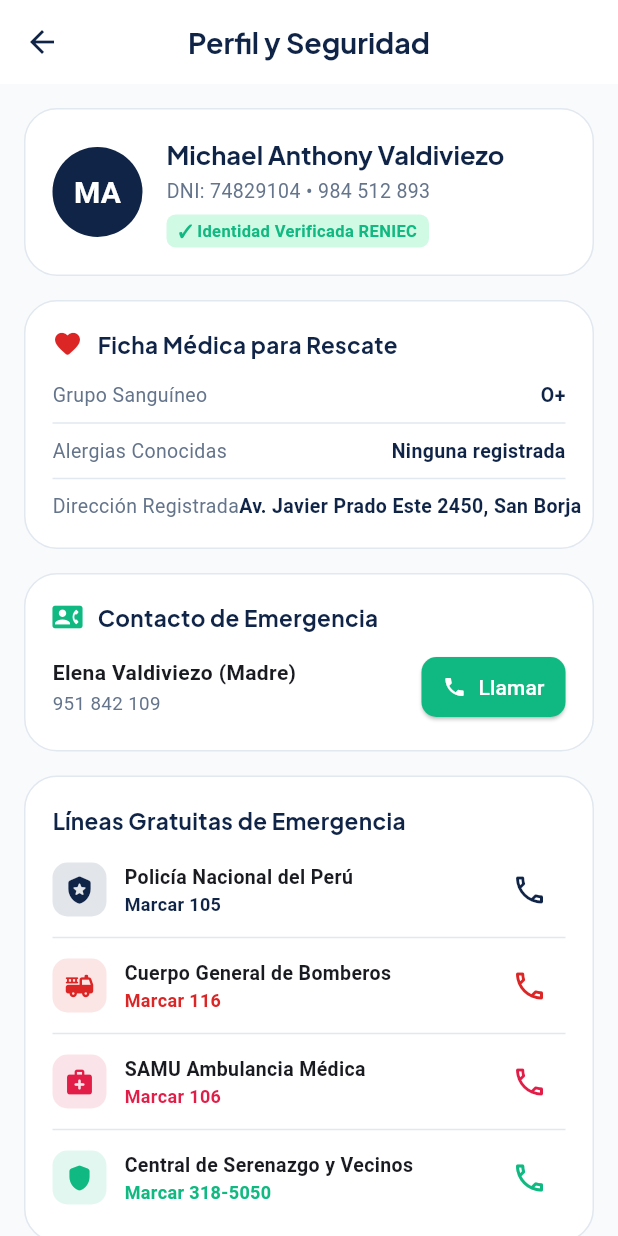
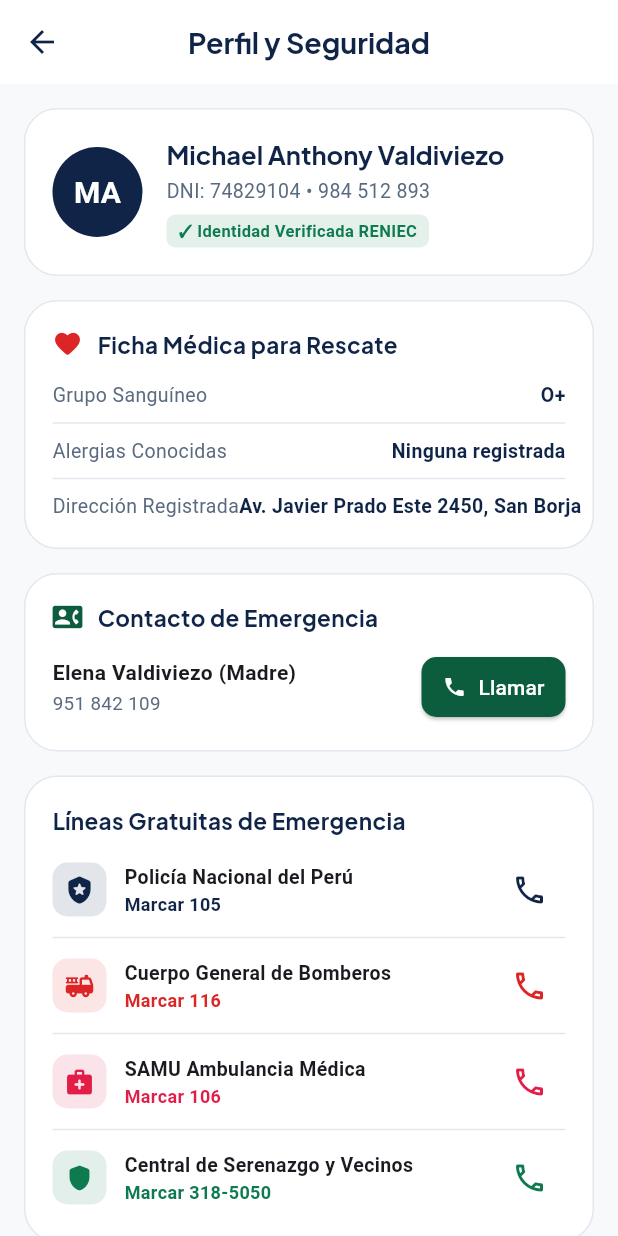
Before and after one commit to VMichael1999/Securia, a Flutter app: the CitizenProfileView screen opened directly, on a phone screen of 412 x 824 dp. Run offline on Flutter 3.47's test engine with Material 3 defaults, Android fonts, the phone set to English and light mode, and no system bars; our stand-ins replace flutter_bloc, flutter_map, get_it, google_fonts, image_picker, latlong2; accounts and stored records are empty.

Commit message:
feat(citizen): ajustar paleta a verde casi oscuro, azul casi oscuro y blanco, con rojo reservado para SOS

```diff
--- a/securia_citizen/lib/app/theme/app_colors.dart
+++ b/securia_citizen/lib/app/theme/app_colors.dart
@@ -1,32 +1,39 @@
 import 'package:flutter/material.dart';
 
 /// Paleta de colores para la aplicación ciudadana Securia
+///
+/// Base: azul casi oscuro, verde casi oscuro y blanco.
+/// El rojo se reserva exclusivamente para SOS y alertas, para que el ojo
+/// lo encuentre al instante en una emergencia.
 class AppColors {
   // Fondos y Superficies
-  static const Color background = Color(0xFFF8FAFC);
+  static const Color background = Color(0xFFF7F9FA);
   static const Color surface = Colors.white;
-  static const Color surfaceMuted = Color(0xFFF1F5F9);
+  static const Color surfaceMuted = Color(0xFFF0F4F3);
   static const Color surfaceDark = Color(0xFF0F2447);
 
-  // Colores Primarios Ciudadano: Azul casi oscuro, Verde y Blanco
+  // Colores Primarios Ciudadano: Azul casi oscuro, Verde casi oscuro y Blanco
   static const Color primaryNavy = Color(0xFF0F2447);
   static const Color primaryBlue = Color(0xFF0F2447);
-  static const Color accentBlue = Color(0xFF10B981); // Verde de seguridad como acento activo
-  static const Color securityGreen = Color(0xFF10B981);
+  static const Color primaryGreen = Color(0xFF0B5D3E);
+  static const Color primaryGreenLight = Color(0xFFE3F1EA);
+  static const Color accentBlue = primaryGreen; // Acento activo = verde oscuro
+  static const Color securityGreen = primaryGreen;
   static const Color pureWhite = Color(0xFFFFFFFF);
 
   // Estados de Emergencia y Alerta (exclusivo para SOS y pánico ciudadano)
   static const Color emergencyRed = Color(0xFFDC2626);
+  static const Color emergencyRedDark = Color(0xFF991B1B);
   static const Color emergencyRedLight = Color(0xFFFEE2E2);
   static const Color emergencyPulse = Color(0xFFEF4444);
   static const Color warningOrange = Color(0xFFEA580C);
   static const Color warningAmber = Color(0xFFF59E0B);
-  static const Color successEmerald = Color(0xFF10B981);
-  static const Color successLight = Color(0xFFD1FAE5);
+  static const Color successEmerald = Color(0xFF0E7A4F);
+  static const Color successLight = primaryGreenLight;
 
   // Textos y Bordes
   static const Color textPrimary = Color(0xFF0F2447);
-  static const Color textSecondary = Color(0xFF64748B);
+  static const Color textSecondary = Color(0xFF5B6B7F);
   static const Color textMuted = Color(0xFF94A3B8);
   static const Color border = Color(0xFFE2E8F0);
   static const Color borderSubtle = Color(0xFFCBD5E1);
@@ -39,7 +46,7 @@ class AppColors {
   );
 
   static const LinearGradient navyGradient = LinearGradient(
-    colors: [Color(0xFF0F2447), Color(0xFF1A365D)],
+    colors: [Color(0xFF0F2447), Color(0xFF0B3A2C)],
     begin: Alignment.topCenter,
     end: Alignment.bottomCenter,
   );
```
